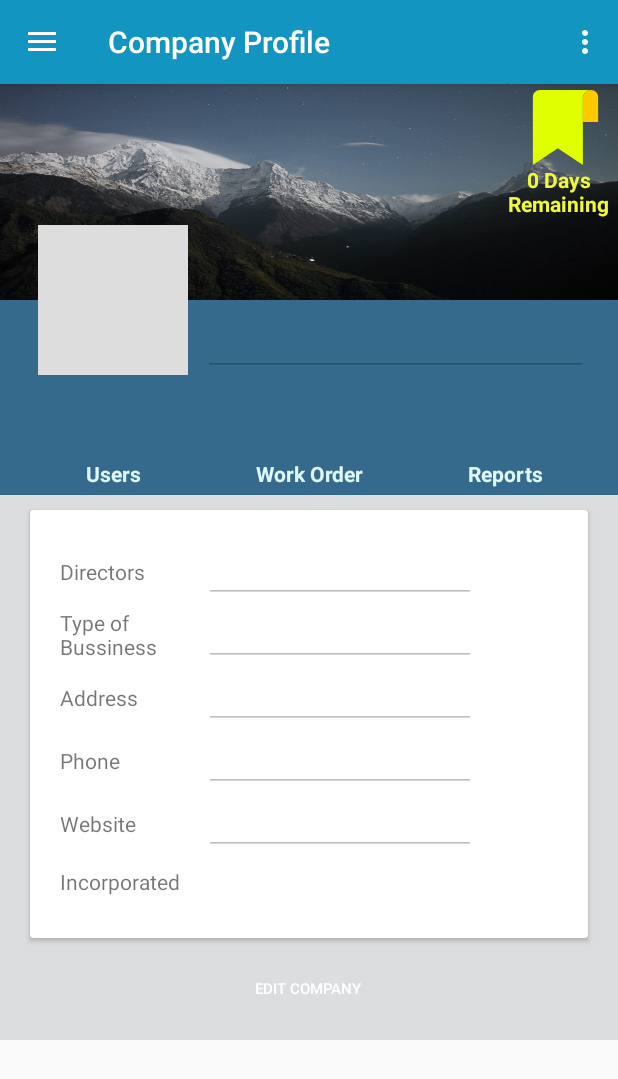
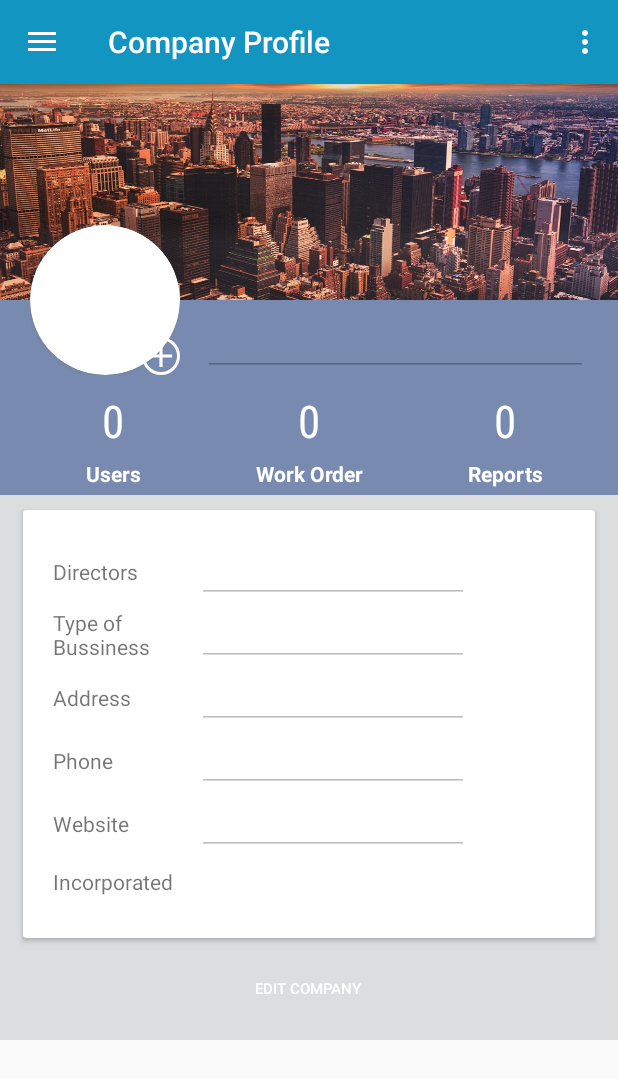
Before and after one commit to ratwareid/WorkflowGuidance, an Android app: the CompanyFragment screen opened directly, with no data from a screen before it, on a phone screen of 412 x 824 dp. Shown: the top 1079 px of the screen. Run offline under Robolectric (Android 15) with nearby library versions, the phone set to English and light mode, and no system bars; our stand-ins replace CircleImageView; 1 statement that could not run was skipped.

Commit message:
Change Company profile image to round. Change icon

```diff
--- a/app/build.gradle
+++ b/app/build.gradle
@@ -28,11 +28,14 @@ dependencies {
     androidTestImplementation 'com.android.support.test:runner:1.0.2'
     androidTestImplementation 'com.android.support.test.espresso:espresso-core:3.0.2'
     implementation 'com.squareup.retrofit2:retrofit:2.4.0'
-    implementation 'com.squareup.retrofit2:converter-gson:2.0.2'
+    implementation 'com.squareup.retrofit2:converter-gson:2.4.0'
     implementation 'com.android.support:recyclerview-v7:28.0.0'
     implementation 'com.android.support:gridlayout-v7:28.0.0'
     implementation 'com.android.support:cardview-v7:28.0.0'
     implementation 'com.android.support:recyclerview-v7:28.0.0'
     implementation 'com.android.support:design:28.0.0'
     implementation 'com.facebook.shimmer:shimmer:0.1.0@aar'
+    implementation 'com.squareup.okhttp3:logging-interceptor:3.10.0'
+    implementation 'com.squareup.okhttp3:okhttp:3.10.0'
+    implementation 'de.hdodenhof:circleimageview:2.1.0'
 }
--- a/app/src/main/AndroidManifest.xml
+++ b/app/src/main/AndroidManifest.xml
@@ -7,7 +7,7 @@
     <uses-permission android:name="android.permission.READ_PROFILE" />
     <uses-permission android:name="android.permission.READ_CONTACTS" />
     <uses-permission android:name="android.permission.INTERNET" />
-    <uses-permission android:name="android.permission.WRITE_EXTERNAL_STORAGE"/>
+    <uses-permission android:name="android.permission.WRITE_EXTERNAL_STORAGE" />
 
     <application
         android:icon="@drawable/ic_management"
--- a/app/src/main/java/com/example/workflowguidance/CompanyFragment.java
+++ b/app/src/main/java/com/example/workflowguidance/CompanyFragment.java
@@ -40,10 +40,13 @@ import com.example.workflowguidance.api.SharedPreferenceManager;
 import com.example.workflowguidance.api.module.CompanyModuleApi;
 import com.example.workflowguidance.api.spkey.SPCompanyDataKey;
 import com.example.workflowguidance.api.spkey.SPUserDataKey;
-import com.facebook.shimmer.ShimmerFrameLayout;
 
 import java.io.ByteArrayOutputStream;
 import java.util.Objects;
+import java.util.concurrent.TimeUnit;
+
+import okhttp3.OkHttpClient;
+import okhttp3.logging.HttpLoggingInterceptor;
 import retrofit2.Call;
 import retrofit2.Callback;
 import retrofit2.Response;
@@ -73,8 +76,6 @@ public class CompanyFragment extends Fragment implements View.OnClickListener, D
     private static final int PICK_IMAGE = 1;
     private static final int PICK_Camera_IMAGE = 2;
     private Bitmap bitmap;
-
-    private ShimmerFrameLayout shimmerProfile;
 
     public CompanyFragment() {
         // Required empty public constructor
@@ -117,33 +118,15 @@ public class CompanyFragment extends Fragment implements View.OnClickListener, D
     @Override
     public void onResume() {
         super.onResume();
-        initShimmer(true);
         requestData();
     }
 
     @Override
     public void onPause() {
-        initShimmer(false);
         super.onPause();
     }
 
-    public void initShimmer(boolean enable){
-
-        if (enable){
-            shimmerProfile.startShimmerAnimation();
-            RLparentProfile.setVisibility(View.GONE);
-        }else{
-            shimmerProfile.stopShimmerAnimation();
-            shimmerProfile.setVisibility(View.GONE);
-            RLparentProfile.setVisibility(View.VISIBLE);
-        }
-
-    }
-
     private void init(View view) {
-
-        //Shimmer
-        shimmerProfile = view.findViewById(R.id.id_shimmerProfile);
         RLparentProfile = view.findViewById(R.id.id_ParentProfile);
 
         //Header
@@ -299,7 +282,6 @@ public class CompanyFragment extends Fragment implements View.OnClickListener, D
                         spManager.saveSPString(SPCompanyDataKey.INCORP, CInc);
 
                         getCompanyData();
-                        initShimmer(false);
                         IVProfile.setVisibility(View.VISIBLE);
                         placeAllData();
 
@@ -594,10 +576,18 @@ public class CompanyFragment extends Fragment implements View.OnClickListener, D
     public void doUploadImage(Bitmap bitmap){
 
         String img64 = decodeBitmap(bitmap);
+        OkHttpClient.Builder mBuilder = new OkHttpClient.Builder();
+        HttpLoggingInterceptor mHttpLoggingInterceptor = new HttpLoggingInterceptor();
+        mHttpLoggingInterceptor.setLevel(HttpLoggingInterceptor.Level.BODY);
+        mBuilder.connectTimeout(30, TimeUnit.SECONDS);
+        mBuilder.readTimeout(30, TimeUnit.SECONDS);
+        mBuilder.addInterceptor(mHttpLoggingInterceptor);
+
 
         Retrofit retrofit = new Retrofit.Builder()
                 .baseUrl(ApiUrl.URL_HEAD)
                 .addConverterFactory(GsonConverterFactory.create())
+                .client(mBuilder.build())
                 .build();
         ApiService service = retrofit.create(ApiService.class);
 
--- a/app/src/main/java/com/example/workflowguidance/api/ApiUrl.java
+++ b/app/src/main/java/com/example/workflowguidance/api/ApiUrl.java
@@ -3,7 +3,7 @@ package com.example.workflowguidance.api;
 public interface ApiUrl {
 
     /*public static final String URL_HEAD = "https://ratwareid.000webhostapp.com/api/";*/
-    public static final String URL_HEAD = "http://172.16.12.131/wg/api/";
+    public static final String URL_HEAD = "http://192.168.137.1/wg/api/";
 
     public static final String API_KEY = "oiJmWJPX6MdnEV2tXwHcMIbak1KZoCwV7dNIxLFl";
 }
--- /dev/null
+++ b/app/src/main/res/drawable/ic_add_black_24dp.xml
@@ -0,0 +1,5 @@
+<vector android:height="24dp" android:tint="#FFFFFF"
+    android:viewportHeight="24.0" android:viewportWidth="24.0"
+    android:width="24dp" xmlns:android="http://schemas.android.com/apk/res/android">
+    <path android:fillColor="#FF000000" android:pathData="M19,13h-6v6h-2v-6H5v-2h6V5h2v6h6v2z"/>
+</vector>
--- /dev/null
+++ b/app/src/main/res/drawable/ic_photo_camera_with_big_len.xml
@@ -0,0 +1,6 @@
+<vector android:alpha="0.7" android:height="612dp"
+    android:viewportHeight="612" android:viewportWidth="612"
+    android:width="612dp" xmlns:android="http://schemas.android.com/apk/res/android">
+    <path android:fillColor="#FF000000" android:pathData="M306,219.104c-53.782,0 -97.533,43.753 -97.533,97.533c0,10.263 8.321,18.584 18.584,18.584s18.584,-8.321 18.584,-18.584c0,-33.286 27.079,-60.366 60.366,-60.366c10.263,0 18.584,-8.321 18.584,-18.584C324.584,227.425 316.263,219.104 306,219.104z"/>
+    <path android:fillColor="#FF000000" android:pathData="M593.416,172.033h-106.75L385.631,86.678c-3.354,-2.832 -7.601,-4.387 -11.993,-4.387H238.362c-4.389,0 -8.638,1.555 -11.993,4.387l-101.033,85.356H18.584C8.321,172.033 0,180.353 0,190.617v320.509c0,10.263 8.321,18.584 18.584,18.584h574.833c10.263,0 18.584,-8.321 18.584,-18.584V190.617C612,180.354 603.678,172.033 593.416,172.033zM574.833,492.543H37.167V288.912h106.88c-1.539,9.016 -2.351,18.277 -2.351,27.725c0,90.598 73.706,164.305 164.303,164.305s164.307,-73.707 164.307,-164.305c0,-9.45 -0.813,-18.709 -2.354,-27.725h106.88V492.543zM306,443.775c-70.103,0 -127.136,-57.033 -127.136,-127.138c0,-70.103 57.033,-127.136 127.136,-127.136c70.107,0 127.139,57.033 127.139,127.136C433.138,386.742 376.105,443.775 306,443.775zM37.167,209.201h94.968c4.389,0 8.638,-1.555 11.993,-4.389l101.033,-85.354h121.676l101.036,85.354c3.354,2.834 7.601,4.389 11.993,4.389h94.965v42.544H456.931c-25.21,-58.417 -83.372,-99.41 -150.934,-99.41c-67.584,0 -125.76,41.02 -150.959,99.465c-0.359,-0.02 -0.717,-0.054 -1.082,-0.054H37.167V209.201z"/>
+</vector>
--- a/app/src/main/res/layout/fragment_company.xml
+++ b/app/src/main/res/layout/fragment_company.xml
@@ -31,33 +31,12 @@
             android:layout_width="match_parent"
             android:layout_height="match_parent"
             android:scaleType="fitXY"
-            android:src="@drawable/bg_mountain" />
-
-        <ImageView
-            android:id="@+id/id_IVbadge"
-            android:layout_width="50dp"
-            android:layout_height="50dp"
-            android:layout_alignParentEnd="true"
-            android:layout_marginTop="60dp"
-            android:layout_marginEnd="10dp"
-            android:src="@drawable/ic_badge"
-            android:outlineAmbientShadowColor="@android:color/black"
-            android:outlineSpotShadowColor="@android:color/black"/>
-        <TextView
-            android:layout_width="80dp"
-            android:layout_height="wrap_content"
-            android:text="0 Days Remaining"
-            android:textColor="@color/coloryellow"
-            android:textStyle="bold"
-            android:layout_marginEnd="0dp"
-            android:layout_alignParentEnd="true"
-            android:layout_below="@id/id_IVbadge"
-            android:textAlignment="center"/>
+            android:src="@drawable/companywall" />
     </RelativeLayout>
     <LinearLayout
         android:layout_width="match_parent"
         android:layout_height="130dp"
-        android:background="@color/colorbluedark">
+        android:background="@color/abubiru">
 
         <RelativeLayout
             android:layout_width="match_parent"
@@ -98,6 +77,8 @@
                         android:layout_marginTop="20dp"
                         android:textAlignment="center"
                         android:textSize="30dp"
+                        android:text="0"
+                        android:textColor="@color/white"
                         android:fontFamily="sans-serif-condensed"/>
                     <TextView
                         android:layout_marginTop="5dp"
@@ -106,7 +87,7 @@
                         android:text="Users"
                         android:textStyle="bold"
                         android:textAlignment="center"
-                        android:textColor="@color/colorbgblue"/>
+                        android:textColor="@color/white"/>
                 </LinearLayout>
                 <LinearLayout
                     android:layout_width="0dp"
@@ -120,6 +101,8 @@
                         android:layout_marginTop="20dp"
                         android:textAlignment="center"
                         android:textSize="30dp"
+                        android:text="0"
+                        android:textColor="@color/white"
                         android:fontFamily="sans-serif-condensed"/>
                     <TextView
                         android:layout_marginTop="5dp"
@@ -128,7 +111,7 @@
                         android:text="Work Order"
                         android:textStyle="bold"
                         android:textAlignment="center"
-                        android:textColor="@color/colorbgblue"/>
+                        android:textColor="@color/white"/>
                 </LinearLayout>
                 <LinearLayout
                     android:layout_width="0dp"
@@ -142,6 +125,8 @@
                         android:layout_marginTop="20dp"
                         android:textAlignment="center"
                         android:textSize="30dp"
+                        android:text="0"
+                        android:textColor="@color/white"
                         android:fontFamily="sans-serif-condensed"/>
                     <TextView
                         android:layout_marginTop="5dp"
@@ -150,7 +135,7 @@
                         android:text="Reports"
                         android:textStyle="bold"
                         android:textAlignment="center"
-                        android:textColor="@color/colorbgblue"/>
+                        android:textColor="@color/white"/>
                 </LinearLayout>
 
             </LinearLayout>
@@ -169,7 +154,7 @@
             android:layout_width="match_parent"
             android:layout_height="wrap_content"
             android:layout_weight="1"
-            android:layout_marginHorizontal="20dp"
+            android:layout_marginHorizontal="15dp"
             android:layout_marginVertical="10dp">
 
             <LinearLayout
@@ -405,51 +390,48 @@
     </LinearLayout>
 </LinearLayout>
 
-    <!--Penempatan  Photo Profile -->
-    <com.facebook.shimmer.ShimmerFrameLayout
-        android:id="@+id/id_shimmerProfile"
-        shimmer:duration="800"
-        android:layout_width="wrap_content"
-        android:layout_height="wrap_content"
-        app:layout_anchor="@id/id_IVcompany_profile"
-        app:layout_anchorGravity="left|bottom"
-        android:layout_marginLeft="25dp">
-
-        <ImageView
-            android:layout_width="100dp"
-            android:layout_height="100dp"
-            android:background="@color/background"
-            android:outlineAmbientShadowColor="@android:color/black"
-            android:scaleType="fitXY" />
-
-    </com.facebook.shimmer.ShimmerFrameLayout>
-
         <RelativeLayout
             android:id="@+id/id_ParentProfile"
             android:layout_width="wrap_content"
             android:layout_height="wrap_content"
-        android:layout_marginLeft="25dp"
+            android:layout_marginLeft="20dp"
             app:layout_anchor="@id/id_IVcompany_profile"
             app:layout_anchorGravity="left|bottom">
+
+            <de.hdodenhof.circleimageview.CircleImageView
+                android:id="@+id/id_take_photo"
+                android:layout_width="25dp"
+                android:layout_height="25dp"
+                android:layout_alignEnd="@id/CV_Profile"
+                android:layout_alignBottom="@id/CV_Profile"
+                android:layout_marginEnd="0dp"
+                android:layout_marginBottom="0dp"
+                android:src="@drawable/ic_add_black_24dp"
+                app:civ_border_color="#fff"
+                app:civ_border_width="2dp"
+                app:civ_fill_color="@color/colorBlue"
+                android:elevation="5px"
+                />
+
+            <android.support.v7.widget.CardView
+                android:layout_width="wrap_content"
+                android:layout_height="wrap_content"
+                android:id="@+id/CV_Profile"
+                app:cardCornerRadius="50dp"
+                android:shape="ring"
+                android:elevation="0px"
+                android:background="@color/background"
+                android:outlineAmbientShadowColor="@color/dark80"
+                android:outlineSpotShadowColor="@color/dark80">
 
                 <ImageView
                     android:id="@+id/id_IVphoto_profile"
                     android:layout_width="100dp"
                     android:layout_height="100dp"
-            android:background="@color/background"
                     android:outlineAmbientShadowColor="@android:color/black"
                     android:scaleType="fitXY" />
-        <ImageView
-            android:id="@+id/id_take_photo"
-            android:layout_width="30dp"
-            android:layout_height="30dp"
-            android:layout_alignEnd="@id/id_IVphoto_profile"
-            android:layout_alignBottom="@id/id_IVphoto_profile"
-            android:layout_marginEnd="5dp"
-            android:layout_marginBottom="5dp"
-            android:src="@drawable/ic_photo_camera"
-            android:background="@android:color/transparent"
-            />
+
+            </android.support.v7.widget.CardView>
 
         </RelativeLayout>
         <!--End of photo profile -->
--- a/app/src/main/res/values/colors.xml
+++ b/app/src/main/res/values/colors.xml
@@ -16,6 +16,7 @@
     <color name="colorbgblue">#dff8f9</color>
     <color name="dark80">#54565B</color>
     <color name="abuabu">#DCDDDE</color>
+    <color name="abubiru">#788aaf</color>
     <color name="bluedrawer">#3384B9</color>
     <color name="colorsuccess">#39CA65</color>
     <color name="colorwarning">#F0E90F</color>
--- a/build.gradle
+++ b/build.gradle
@@ -7,7 +7,7 @@ buildscript {
 
     }
     dependencies {
-        classpath 'com.android.tools.build:gradle:3.3.1'
+        classpath 'com.android.tools.build:gradle:3.4.0'
 
         // NOTE: Do not place your application dependencies here; they belong
         // in the individual module build.gradle files
```
Also changed, not shown: app/src/main/res/drawable/companywall.jpg (added), gradle/wrapper/gradle-wrapper.properties, 1 other file. Lines whose indentation alone changed are shown as unchanged.
